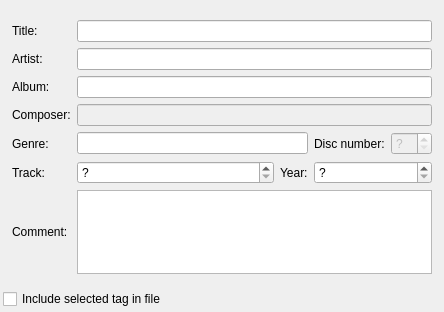
Old version of the form src/qmmpui/tageditor.ui in the repository ksv1986/qmmp-staging.
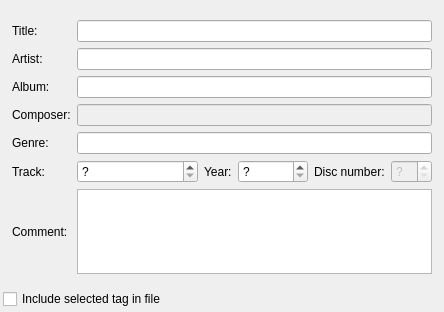
New version of the form.

```diff
--- a/src/qmmpui/tageditor.ui
+++ b/src/qmmpui/tageditor.ui
@@ -42,7 +42,7 @@
         </property>
        </widget>
       </item>
-      <item row="0" column="1" colspan="4">
+      <item row="0" column="1">
        <widget class="QLineEdit" name="titleLineEdit">
         <property name="sizePolicy">
          <sizepolicy hsizetype="Expanding" vsizetype="Fixed">
@@ -68,7 +68,7 @@
         </property>
        </widget>
       </item>
-      <item row="1" column="1" colspan="4">
+      <item row="1" column="1">
        <widget class="QLineEdit" name="artistLineEdit">
         <property name="sizePolicy">
          <sizepolicy hsizetype="Expanding" vsizetype="Fixed">
@@ -94,7 +94,7 @@
         </property>
        </widget>
       </item>
-      <item row="2" column="1" colspan="4">
+      <item row="2" column="1">
        <widget class="QLineEdit" name="albumLineEdit">
         <property name="sizePolicy">
          <sizepolicy hsizetype="Expanding" vsizetype="Fixed">
@@ -114,7 +114,7 @@
         </property>
        </widget>
       </item>
-      <item row="3" column="1" colspan="4">
+      <item row="3" column="1">
        <widget class="QLineEdit" name="composerLineEdit">
         <property name="enabled">
          <bool>false</bool>
@@ -137,18 +137,22 @@
         </property>
        </widget>
       </item>
-      <item row="4" column="1" colspan="2">
-       <widget class="QLineEdit" name="genreLineEdit">
-        <property name="sizePolicy">
-         <sizepolicy hsizetype="Expanding" vsizetype="Fixed">
-          <horstretch>0</horstretch>
-          <verstretch>0</verstretch>
-         </sizepolicy>
-        </property>
-       </widget>
+      <item row="4" column="1">
+       <layout class="QHBoxLayout" name="horizontalLayout">
+        <item>
+         <widget class="QLineEdit" name="genreLineEdit">
+          <property name="sizePolicy">
+           <sizepolicy hsizetype="Expanding" vsizetype="Fixed">
+            <horstretch>0</horstretch>
+            <verstretch>0</verstretch>
+           </sizepolicy>
+          </property>
+         </widget>
+        </item>
+       </layout>
       </item>
-      <item row="4" column="3">
-       <widget class="QLabel" name="label_11">
+      <item row="5" column="0">
+       <widget class="QLabel" name="label_42">
         <property name="sizePolicy">
          <sizepolicy hsizetype="Preferred" vsizetype="Preferred">
           <horstretch>0</horstretch>
@@ -156,21 +160,104 @@
          </sizepolicy>
         </property>
         <property name="text">
-         <string>Disc number:</string>
+         <string>Track:</string>
         </property>
-       </widget>
-      </item>
-      <item row="4" column="4">
-       <widget class="QSpinBox" name="discSpinBox">
-        <property name="enabled">
-         <bool>false</bool>
+        <property name="alignment">
+         <set>Qt::AlignLeading|Qt::AlignLeft|Qt::AlignVCenter</set>
         </property>
-        <property name="specialValueText">
-         <string>?</string>
-        </property>
        </widget>
       </item>
-      <item row="8" column="0">
+      <item row="5" column="1">
+       <layout class="QHBoxLayout" name="horizontalLayout_2">
+        <item>
+         <widget class="QSpinBox" name="trackSpinBox">
+          <property name="enabled">
+           <bool>true</bool>
+          </property>
+          <property name="sizePolicy">
+           <sizepolicy hsizetype="Expanding" vsizetype="Fixed">
+            <horstretch>0</horstretch>
+            <verstretch>0</verstretch>
+           </sizepolicy>
+          </property>
+          <property name="specialValueText">
+           <string>?</string>
+          </property>
+         </widget>
+        </item>
+        <item>
+         <widget class="QLabel" name="label_44">
+          <property name="sizePolicy">
+           <sizepolicy hsizetype="Preferred" vsizetype="Preferred">
+            <horstretch>0</horstretch>
+            <verstretch>0</verstretch>
+           </sizepolicy>
+          </property>
+          <property name="text">
+           <string>Year:</string>
+          </property>
+          <property name="alignment">
+           <set>Qt::AlignLeading|Qt::AlignLeft|Qt::AlignVCenter</set>
+          </property>
+         </widget>
+        </item>
+        <item>
+         <widget class="QSpinBox" name="yearSpinBox">
+          <property name="enabled">
+           <bool>true</bool>
+          </property>
+          <property name="sizePolicy">
+           <sizepolicy hsizetype="Minimum" vsizetype="Fixed">
+            <horstretch>0</horstretch>
+            <verstretch>0</verstretch>
+           </sizepolicy>
+          </property>
+          <property name="minimumSize">
+           <size>
+            <width>70</width>
+            <height>0</height>
+           </size>
+          </property>
+          <property name="specialValueText">
+           <string>?</string>
+          </property>
+          <property name="suffix">
+           <string/>
+          </property>
+          <property name="maximum">
+           <number>2015</number>
+          </property>
+          <property name="value">
+           <number>0</number>
+          </property>
+         </widget>
+        </item>
+        <item>
+         <widget class="QLabel" name="label_11">
+          <property name="sizePolicy">
+           <sizepolicy hsizetype="Preferred" vsizetype="Preferred">
+            <horstretch>0</horstretch>
+            <verstretch>0</verstretch>
+           </sizepolicy>
+          </property>
+          <property name="text">
+           <string>Disc number:</string>
+          </property>
+         </widget>
+        </item>
+        <item>
+         <widget class="QSpinBox" name="discSpinBox">
+          <property name="enabled">
+           <bool>false</bool>
+          </property>
+          <property name="specialValueText">
+           <string>?</string>
+          </property>
+         </widget>
+        </item>
+       </layout>
+      </item>
+      <item row="6" column="0">
        <widget class="QLabel" name="label_48">
         <property name="sizePolicy">
          <sizepolicy hsizetype="Preferred" vsizetype="Expanding">
@@ -186,7 +273,7 @@
         </property>
        </widget>
       </item>
-      <item row="8" column="1" colspan="4">
+      <item row="6" column="1">
        <widget class="QTextBrowser" name="commentBrowser">
         <property name="enabled">
          <bool>true</bool>
@@ -209,76 +296,6 @@
         </property>
        </widget>
       </item>
-      <item row="5" column="1">
-       <widget class="QSpinBox" name="trackSpinBox">
-        <property name="enabled">
-         <bool>true</bool>
-        </property>
-        <property name="sizePolicy">
-         <sizepolicy hsizetype="Expanding" vsizetype="Fixed">
-          <horstretch>0</horstretch>
-          <verstretch>0</verstretch>
-         </sizepolicy>
-        </property>
-        <property name="specialValueText">
-         <string>?</string>
-        </property>
-       </widget>
-      </item>
-      <item row="5" column="3" colspan="2">
-       <widget class="QSpinBox" name="yearSpinBox">
-        <property name="enabled">
-         <bool>true</bool>
-        </property>
-        <property name="sizePolicy">
-         <sizepolicy hsizetype="Expanding" vsizetype="Fixed">
-          <horstretch>0</horstretch>
-          <verstretch>0</verstretch>
-         </sizepolicy>
-        </property>
-        <property name="specialValueText">
-         <string>?</string>
-        </property>
-        <property name="suffix">
-         <string/>
-        </property>
-        <property name="maximum">
-         <number>2015</number>
-        </property>
-       </widget>
-      </item>
-      <item row="5" column="2">
-       <widget class="QLabel" name="label_44">
-        <property name="sizePolicy">
-         <sizepolicy hsizetype="Preferred" vsizetype="Preferred">
-          <horstretch>0</horstretch>
-          <verstretch>0</verstretch>
-         </sizepolicy>
-        </property>
-        <property name="text">
-         <string>Year:</string>
-        </property>
-        <property name="alignment">
-         <set>Qt::AlignLeading|Qt::AlignLeft|Qt::AlignVCenter</set>
-        </property>
-       </widget>
-      </item>
-      <item row="5" column="0">
-       <widget class="QLabel" name="label_42">
-        <property name="sizePolicy">
-         <sizepolicy hsizetype="Preferred" vsizetype="Preferred">
-          <horstretch>0</horstretch>
-          <verstretch>0</verstretch>
-         </sizepolicy>
-        </property>
-        <property name="text">
-         <string>Track:</string>
-        </property>
-        <property name="alignment">
-         <set>Qt::AlignLeading|Qt::AlignLeft|Qt::AlignVCenter</set>
-        </property>
-       </widget>
-      </item>
      </layout>
     </widget>
    </item>
```
